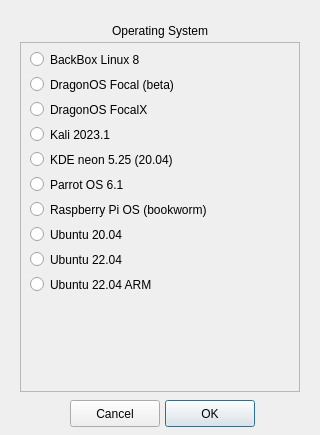
ainfosec/FISSURE, file UI/install.ui: the form before one commit.
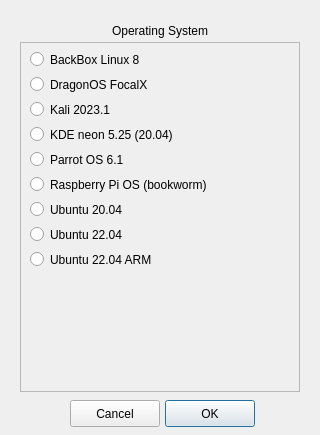
The form after the commit. Icons and pictures are not drawn.

Commit message: Removing DragonOS Focal installer

```diff
--- a/UI/install.ui
+++ b/UI/install.ui
@@ -81,7 +81,7 @@
     <property name="geometry">
      <rect>
       <x>10</x>
-      <y>180</y>
+      <y>155</y>
       <width>150</width>
       <height>25</height>
      </rect>
@@ -90,22 +90,6 @@
      <string>Ubuntu 20.04</string>
     </property>
    </widget>
-   <widget class="QRadioButton" name="radioButton_dragonOS_focal">
-    <property name="enabled">
-     <bool>true</bool>
-    </property>
-    <property name="geometry">
-     <rect>
-      <x>10</x>
-      <y>30</y>
-      <width>180</width>
-      <height>25</height>
-     </rect>
-    </property>
-    <property name="text">
-     <string>DragonOS Focal (beta)</string>
-    </property>
-   </widget>
    <widget class="QRadioButton" name="radioButton_kde_neon_5_25">
     <property name="enabled">
      <bool>true</bool>
@@ -113,7 +97,7 @@
     <property name="geometry">
      <rect>
       <x>10</x>
-      <y>105</y>
+      <y>80</y>
       <width>180</width>
       <height>25</height>
      </rect>
@@ -129,7 +113,7 @@
     <property name="geometry">
      <rect>
       <x>10</x>
-      <y>130</y>
+      <y>105</y>
       <width>180</width>
       <height>25</height>
      </rect>
@@ -145,7 +129,7 @@
     <property name="geometry">
      <rect>
       <x>10</x>
-      <y>80</y>
+      <y>55</y>
       <width>185</width>
       <height>25</height>
      </rect>
@@ -177,7 +161,7 @@
     <property name="geometry">
      <rect>
       <x>10</x>
-      <y>205</y>
+      <y>180</y>
       <width>180</width>
       <height>25</height>
      </rect>
@@ -193,7 +177,7 @@
     <property name="geometry">
      <rect>
       <x>10</x>
-      <y>230</y>
+      <y>205</y>
       <width>250</width>
       <height>25</height>
      </rect>
@@ -209,7 +193,7 @@
     <property name="geometry">
      <rect>
       <x>10</x>
-      <y>155</y>
+      <y>130</y>
       <width>265</width>
       <height>25</height>
      </rect>
@@ -225,7 +209,7 @@
     <property name="geometry">
      <rect>
       <x>10</x>
-      <y>55</y>
+      <y>30</y>
       <width>185</width>
       <height>25</height>
      </rect>
```
The commit also changes 6 other files.
